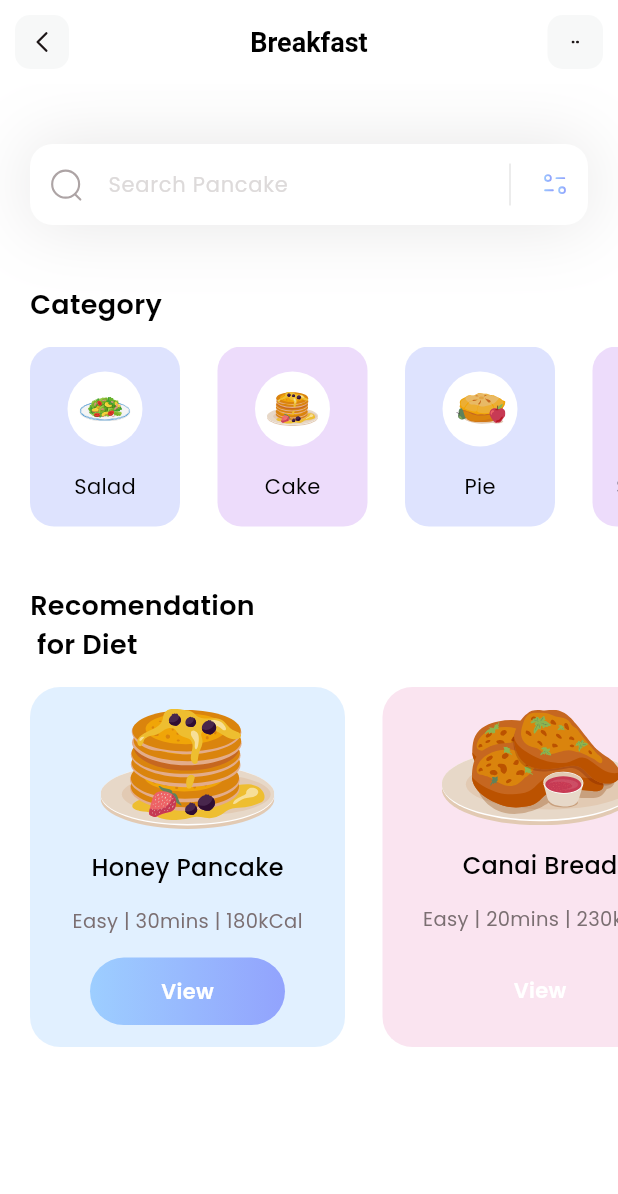
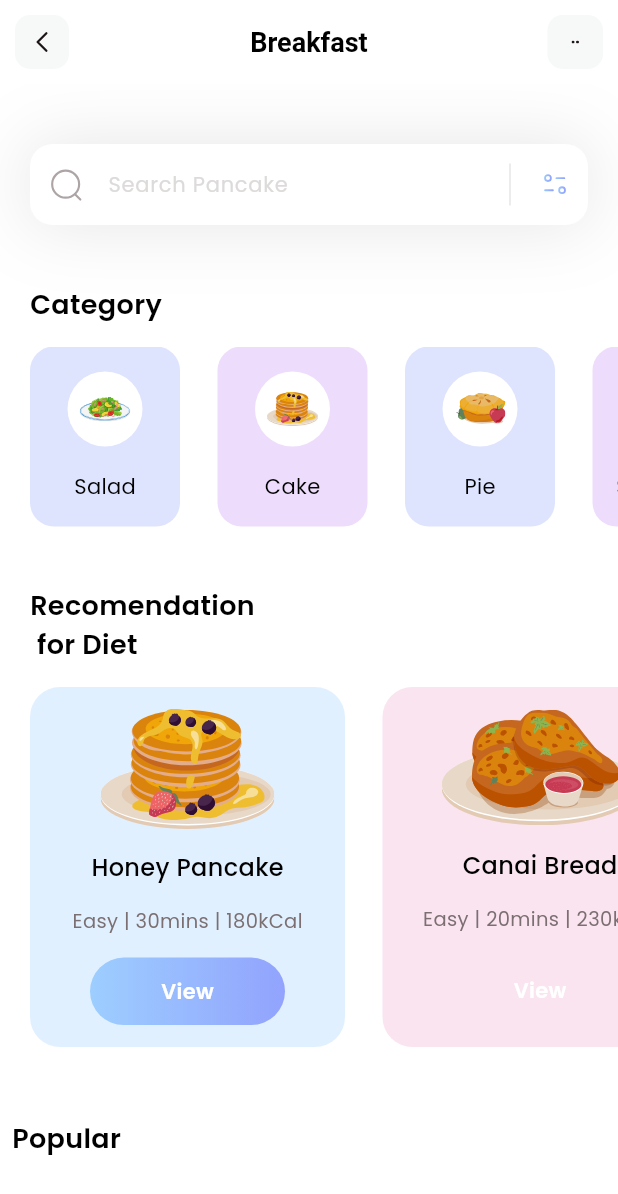
Before and after one commit to superGemHere/Flutter-Beginner-Friendly-Project, a Flutter app: the screen it shows after launch, on a phone screen of 412 x 824 dp. Shown: the top 1194 px of the screen. Run offline on Flutter 3.47's test engine with Material 3 defaults, Android fonts, the phone set to English and light mode, and no system bars; our stand-ins replace flutter_svg.

Commit message:
feat: make scrollable view

```diff
--- a/fitness/lib/pages/home.dart
+++ b/fitness/lib/pages/home.dart
@@ -25,14 +25,30 @@ class HomePage extends StatelessWidget {
     return Scaffold(
       appBar: appBar(),
       backgroundColor: Colors.white,
-      body: Column(
-        crossAxisAlignment: CrossAxisAlignment.start,
+      body: ListView(
         children: [
           _searchField(),
           SizedBox(height: 40),
           _categoriesSection(),
           SizedBox(height: 40),
-          _dietSection()
+          _dietSection(),
+          SizedBox(height: 40),
+          Column(
+              crossAxisAlignment: CrossAxisAlignment.start,
+              children: [
+              Padding(
+                padding: const EdgeInsets.all(8.0),
+                child: Text(
+                  'Popular',
+                  style: TextStyle(
+                    color: Colors.black,
+                    fontSize: 18,
+                    fontWeight: FontWeight.w600
+                  ),
+                ),
+              ),
+            ],
+          )
         ],
       ),
     );
```
